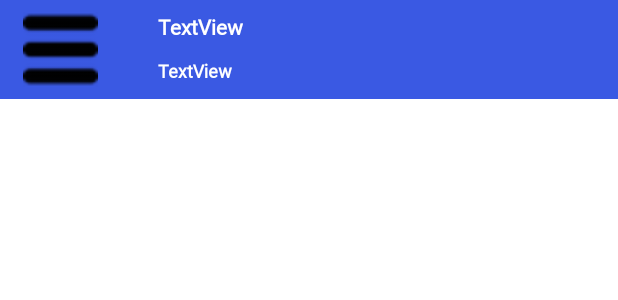
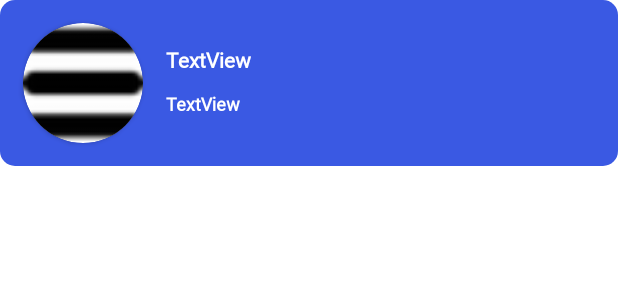
Before and after one commit to Tryden12/demoMiniClerkie, an Android app: the layout item_view.xml on its own in the app's theme, with its tools: preview values and no code run, on a phone screen of 412 x 824 dp. Shown: the top 300 px of the screen. Run offline under Robolectric (Android 15) with nearby library versions, the phone set to English and light mode, and no system bars.

Commit message:
added bg to cards for rounded, blue bg

```diff
--- a/app/build.gradle
+++ b/app/build.gradle
@@ -56,4 +56,7 @@ dependencies {
     def nav_version = "2.4.2"
     implementation("androidx.navigation:navigation-fragment-ktx:$nav_version")
     implementation("androidx.navigation:navigation-ui-ktx:$nav_version")
+
+    implementation 'androidx.appcompat:appcompat:1.3.0-beta01'
+    implementation 'androidx.cardview:cardview:1.0.0'
 }
--- /dev/null
+++ b/app/src/main/res/drawable/card_bg.xml
@@ -0,0 +1,13 @@
+<?xml version="1.0" encoding="utf-8"?>
+<shape xmlns:android="http://schemas.android.com/apk/res/android"
+
+    android:shape="rectangle">
+
+    <solid android:color="@color/dark_blue" />
+    <corners
+        android:topLeftRadius="10dp"
+        android:topRightRadius="10dp"
+        android:bottomLeftRadius="10dp"
+        android:bottomRightRadius="10dp"/>
+
+</shape>
--- a/app/src/main/res/layout/item_view.xml
+++ b/app/src/main/res/layout/item_view.xml
@@ -5,27 +5,27 @@
     android:id="@+id/item_constraintLayout"
     android:layout_width="match_parent"
     android:layout_height="wrap_content"
-    android:background="@color/dark_blue">
+    android:background="@drawable/card_bg">
 
 
     <TextView
         android:id="@+id/item_textview"
         android:layout_width="wrap_content"
         android:layout_height="wrap_content"
-        android:layout_marginStart="40dp"
-        android:layout_marginTop="8dp"
+        android:layout_marginStart="15dp"
+        android:layout_marginTop="30dp"
         android:text="TextView"
         android:textColor="@color/white"
         android:textSize="14sp"
         android:textStyle="bold"
-        app:layout_constraintStart_toEndOf="@+id/status_imageView"
+        app:layout_constraintStart_toEndOf="@+id/cardview"
         app:layout_constraintTop_toTopOf="parent" />
 
     <TextView
         android:id="@+id/item_subtitle"
         android:layout_width="wrap_content"
         android:layout_height="wrap_content"
-        android:layout_marginStart="40dp"
+        android:layout_marginStart="15dp"
         android:layout_marginTop="11dp"
         android:layout_marginBottom="8dp"
         android:text="TextView"
@@ -33,22 +33,39 @@
         android:textSize="12sp"
         android:textStyle="bold"
         app:layout_constraintBottom_toBottomOf="parent"
-        app:layout_constraintStart_toEndOf="@+id/status_imageView"
+        app:layout_constraintStart_toEndOf="@+id/cardview"
         app:layout_constraintTop_toBottomOf="@+id/item_textview"
         app:layout_constraintVertical_bias="0.0" />
 
-    <ImageView
-        android:id="@+id/status_imageView"
-        android:layout_width="50dp"
-        android:layout_height="50dp"
+
+    <androidx.cardview.widget.CardView
+        android:id="@+id/cardview"
+        android:layout_width="80dp"
+        android:layout_height="80dp"
+        android:layout_centerHorizontal="true"
         android:layout_marginStart="15dp"
-        android:layout_marginTop="8dp"
-        android:layout_marginBottom="8dp"
         android:layout_marginEnd="15dp"
+        android:layout_marginTop="15dp"
+        android:layout_marginBottom="15dp"
+        android:elevation="12dp"
+        android:innerRadius="0dp"
+        android:shape="ring"
+        android:thicknessRatio="2.0"
+        app:cardCornerRadius="50dp"
         app:layout_constraintBottom_toBottomOf="parent"
         app:layout_constraintEnd_toStartOf="@+id/item_textview"
         app:layout_constraintStart_toStartOf="parent"
-        app:layout_constraintTop_toTopOf="parent"
-        app:srcCompat="@drawable/menu_button" />
+        app:layout_constraintTop_toTopOf="parent">
+
+        <ImageView
+            android:id="@+id/imageview1"
+            android:layout_width="match_parent"
+            android:layout_height="match_parent"
+            android:layout_alignParentTop="true"
+            android:layout_centerHorizontal="true"
+            android:scaleType="centerCrop"
+            android:src="@drawable/menu_button"/>
+
+    </androidx.cardview.widget.CardView>
 
 </androidx.constraintlayout.widget.ConstraintLayout>
--- a/app/src/main/res/values/themes.xml
+++ b/app/src/main/res/values/themes.xml
@@ -17,7 +17,7 @@
         <item name="actionBarStyle">@style/MyActionBar</item>
         <item name="android:fontFamily">@font/roboto_regular</item>
         <item name="android:windowTranslucentNavigation">true</item>
-
+        <item name="android:windowLightStatusBar">true</item>
     </style>
 
 
@@ -38,5 +38,6 @@
         <item name="colorPrimaryVariant">@color/black</item>
         <item name="colorOnPrimary">@color/black</item>
         <item name="android:statusBarColor" tools:targetApi="l">?attr/colorPrimaryVariant</item>
+        <item name="android:windowLightStatusBar">true</item>
     </style>
 </resources>
```
